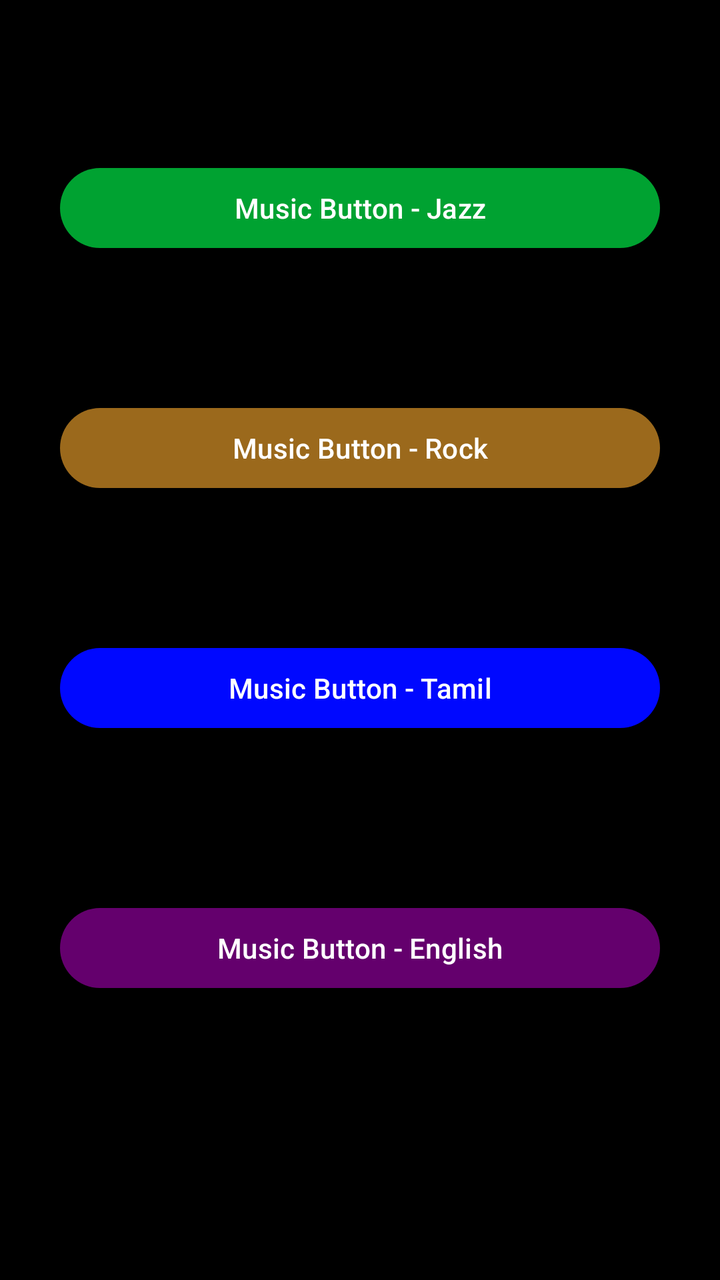
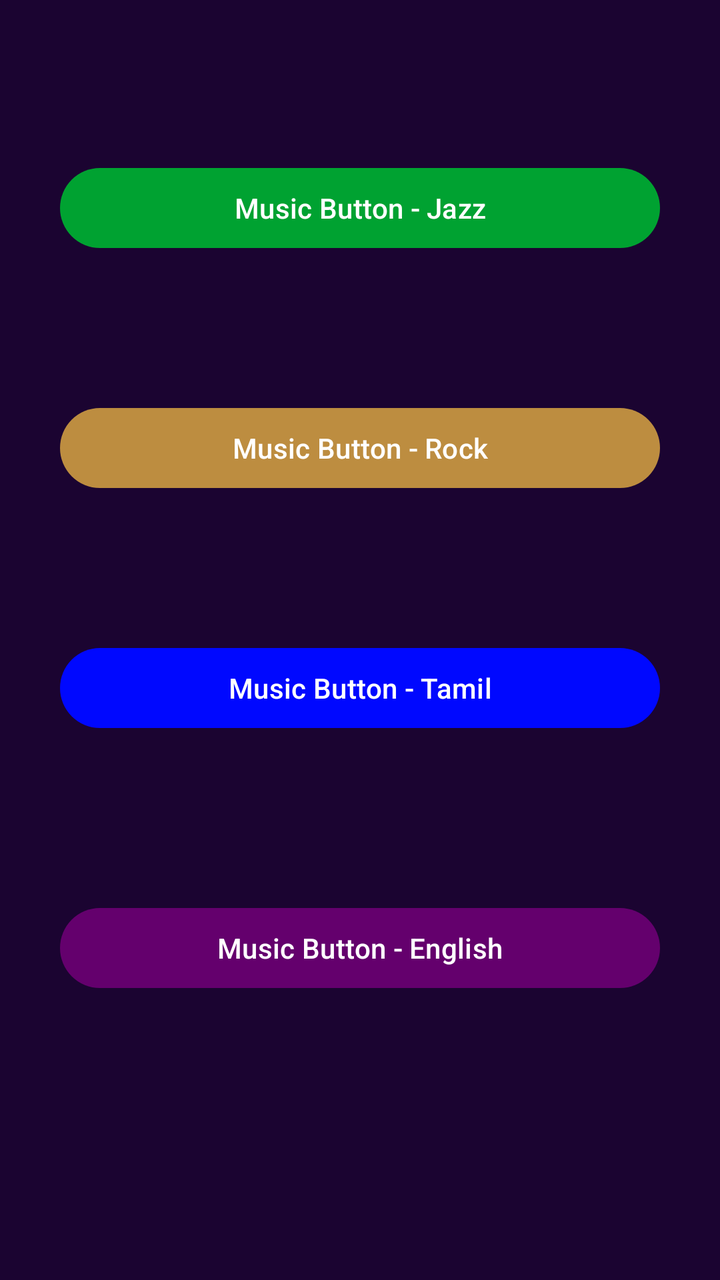

Screens rendered from an Android XML layout before and after an edit, with the pre-edit source and the edit as a unified diff.
<!-- AndroidManifest.xml: application theme Theme.Btn_notify -->
<!-- res/layout/activity_main.xml -->
<?xml version="1.0" encoding="utf-8"?>
<androidx.constraintlayout.widget.ConstraintLayout xmlns:android="http://schemas.android.com/apk/res/android"
    xmlns:app="http://schemas.android.com/apk/res-auto"
    xmlns:tools="http://schemas.android.com/tools"
    android:id="@+id/main"
    android:layout_width="match_parent"
    android:layout_height="match_parent"
    android:background="#000000"
    tools:context=".MainActivity">

    <com.google.android.material.button.MaterialButton
        android:id="@+id/musicButton"
        android:layout_width="300dp"
        android:layout_height="wrap_content"
        android:text="@string/m1"
        android:textColor="@color/white"
        app:backgroundTint="#00A231"
        app:layout_constraintEnd_toEndOf="parent"
        app:layout_constraintStart_toStartOf="parent"
        app:layout_constraintTop_toTopOf="parent"
        android:layout_marginTop="80dp"
        app:rippleColor="@color/black"/>

    <com.google.android.material.button.MaterialButton
        android:id="@+id/musicButton1"
        android:layout_width="300dp"
        android:layout_height="wrap_content"
        app:layout_constraintEnd_toEndOf="parent"
        app:layout_constraintStart_toStartOf="parent"
        app:layout_constraintTop_toTopOf="parent"
        android:layout_marginTop="200dp"
        android:text="@string/m2"
        android:textColor="@color/white"
        app:backgroundTint="#9B691C"
        app:rippleColor="@color/black"/>

    <com.google.android.material.button.MaterialButton
        android:id="@+id/musicButton2"
        android:layout_width="300dp"
        android:layout_height="wrap_content"
        android:text="@string/m3"
        android:textColor="@color/white"
        app:layout_constraintEnd_toEndOf="parent"
        app:layout_constraintStart_toStartOf="parent"
        app:layout_constraintTop_toTopOf="parent"
        android:layout_marginTop="320dp"
        app:backgroundTint="#0008FF"
        app:rippleColor="@color/black"/>

    <com.google.android.material.button.MaterialButton
        android:id="@+id/musicButton3"
        android:layout_width="300dp"
        android:layout_height="wrap_content"
        android:text="@string/m4"
        android:textColor="@color/white"
        app:layout_constraintEnd_toEndOf="parent"
        app:layout_constraintStart_toStartOf="parent"
        app:layout_constraintTop_toTopOf="parent"
        android:layout_marginTop="450dp"
        app:backgroundTint="#64006D"
        app:rippleColor="@color/black"/>

    <com.google.android.material.button.MaterialButton
        android:id="@+id/stopButton"
        android:layout_width="300dp"
        android:layout_height="wrap_content"
        android:text="@string/stop"
        android:textColor="@color/white"
        app:layout_constraintEnd_toEndOf="parent"
        app:layout_constraintStart_toStartOf="parent"
        app:layout_constraintTop_toTopOf="parent"
        android:layout_marginTop="700dp"
        app:backgroundTint="#FF0000"
        app:rippleColor="@color/white"
        app:cornerRadius="7dp"
        app:strokeColor="#D1C4E9"
        app:strokeWidth="1.5dp"/>

    <androidx.constraintlayout.widget.Guideline android:layout_width="wrap_content"
        android:layout_height="wrap_content" />

</androidx.constraintlayout.widget.ConstraintLayout>
<!-- resources referenced by this layout -->
<resources>
  <color name="black">#FF000000</color>
  <color name="white">#FFFFFFFF</color>
  <string name="m1">Music Button - Jazz</string>
  <string name="m2">Music Button - Rock</string>
  <string name="m3">Music Button - Tamil</string>
  <string name="m4">Music Button - English</string>
  <string name="stop">Stop</string>
  <style name="Theme.Btn_notify" parent="Base.Theme.Btn_notify" />
  <style name="Base.Theme.Btn_notify" parent="Theme.Material3.DayNight.NoActionBar">
          
          
      </style>
</resources>

<!-- the commit's change to res/layout/activity_main.xml (unified diff, before → after) -->
@@ -5,7 +5,7 @@
     android:id="@+id/main"
     android:layout_width="match_parent"
     android:layout_height="match_parent"
-    android:background="#000000"
+    android:background="#1B0431"
     tools:context=".MainActivity">
 
     <com.google.android.material.button.MaterialButton
@@ -31,7 +31,7 @@
         android:layout_marginTop="200dp"
         android:text="@string/m2"
         android:textColor="@color/white"
-        app:backgroundTint="#9B691C"
+        app:backgroundTint="#BD8D40"
         app:rippleColor="@color/black"/>
 
     <com.google.android.material.button.MaterialButton
